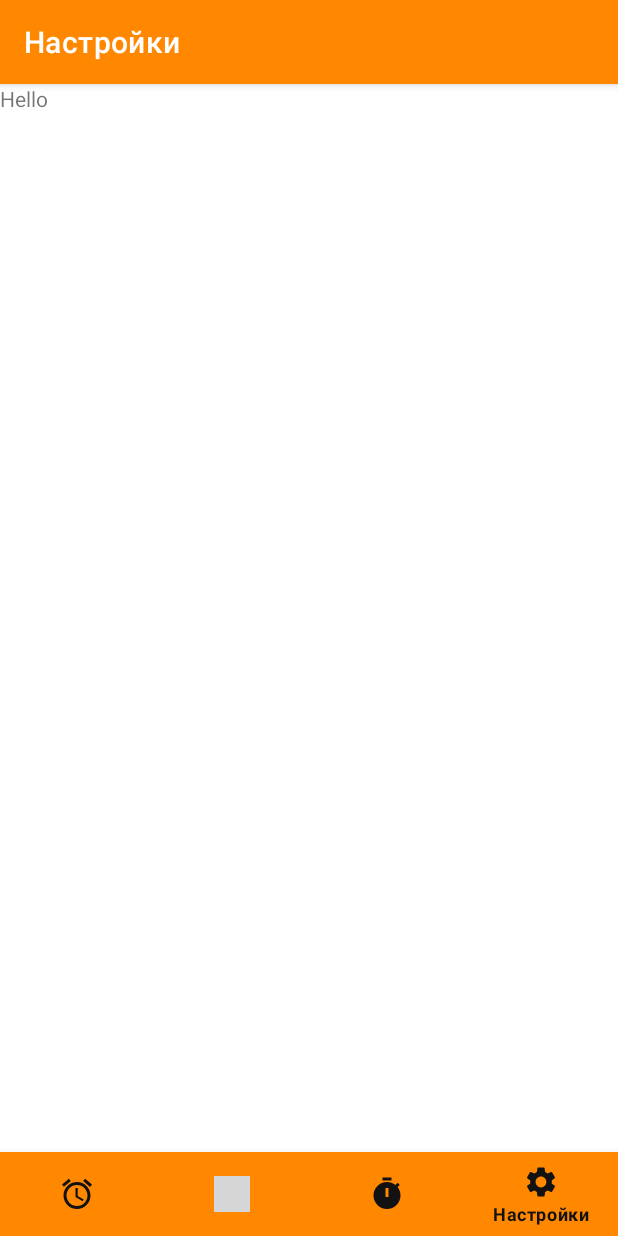
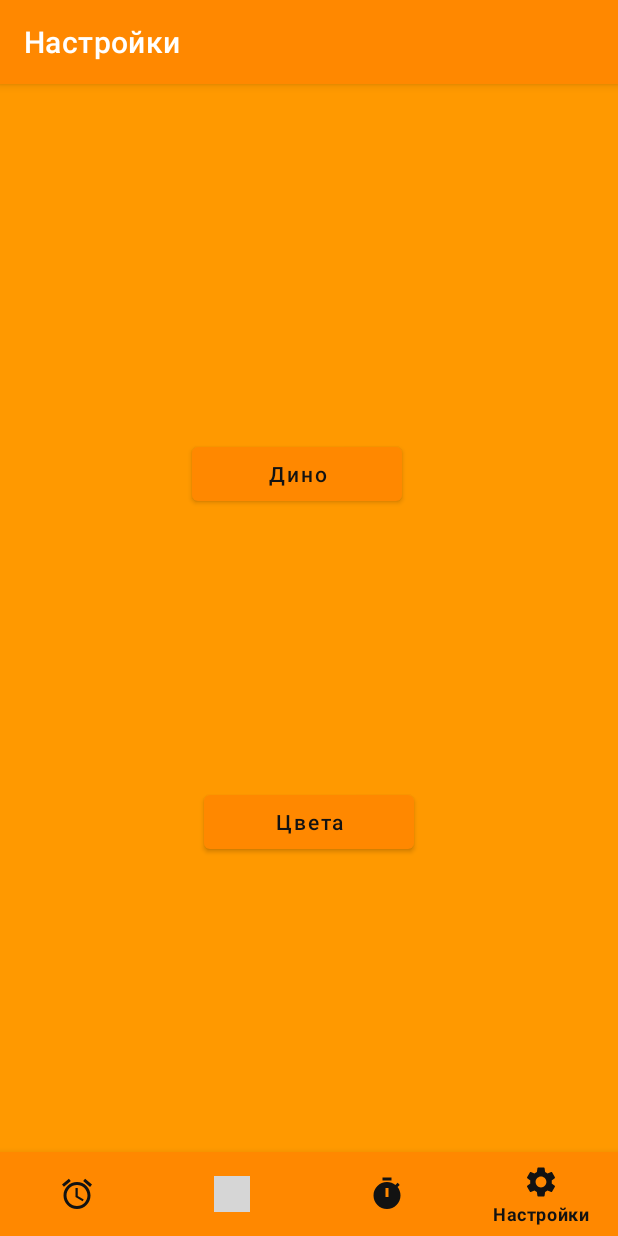
Before and after one commit to Petros607/SmartAlarm, an Android app built with Jetpack Compose: the BlankFragmentSettings screen opened through its navigation route, on a phone screen of 412 x 824 dp. Run offline under Robolectric (Android 15) with nearby library versions, the phone set to English and light mode, and no system bars; our stand-ins replace Room's generated code, navigation-ui; grey boxes are pictures that could not be loaded.

Commit message:
ВЕРСИЯ 1.2

```diff
--- a/app/src/main/java/com/example/smartalarm/BlankFragmentSettings.kt
+++ b/app/src/main/java/com/example/smartalarm/BlankFragmentSettings.kt
@@ -1,11 +1,16 @@
 package com.example.smartalarm
 
+import android.content.Intent
 import androidx.lifecycle.ViewModelProvider
 import android.os.Bundle
 import androidx.fragment.app.Fragment
 import android.view.LayoutInflater
 import android.view.View
 import android.view.ViewGroup
+import android.widget.Button
+import android.widget.ImageView
+import com.example.smartalarm.colorGame.SplashActivity
+import kotlin.random.Random
 
 class BlankFragmentSettings : Fragment() {
 
@@ -21,11 +26,24 @@ class BlankFragmentSettings : Fragment() {
     ): View? {
         return inflater.inflate(R.layout.fragment_blank_settings, container, false)
     }
+    override fun onViewCreated(view: View, savedInstanceState: Bundle?) {
+        super.onViewCreated(view, savedInstanceState)
 
+        val dino: Button = view.findViewById(R.id.button_dino)
+        val colGame: Button = view.findViewById(R.id.button_colors)
+        lateinit var intent: Intent
+        dino.setOnClickListener {
+            intent = Intent(requireContext(), DinoActivity::class.java)
+            startActivity(intent)
+        }
+        colGame.setOnClickListener {
+            intent = Intent(requireContext(), SplashActivity::class.java)
+            startActivity(intent)
+        }
+    }
     override fun onActivityCreated(savedInstanceState: Bundle?) {
         super.onActivityCreated(savedInstanceState)
         viewModel = ViewModelProvider(this).get(BlankFragmentSettingsViewModel::class.java)
-        // TODO: Use the ViewModel
     }
 
 }
--- a/app/src/main/java/com/example/smartalarm/DinoActivity.kt
+++ b/app/src/main/java/com/example/smartalarm/DinoActivity.kt
@@ -34,7 +34,7 @@ class DinoActivity : ComponentActivity() {
         fun sendData(data: String?) {
             Log.d("WebViewData", data!!)
             var value = data?.toIntOrNull()
-            if (value != null && value >= 100) {
+            if (value != null && value >= 300) {
                 (mContext as DinoActivity).finish()
             }
         }
--- a/app/src/main/java/com/example/smartalarm/colorGame/GameOverActivity.kt
+++ b/app/src/main/java/com/example/smartalarm/colorGame/GameOverActivity.kt
@@ -36,7 +36,7 @@ class GameOverActivity : AppCompatActivity(), View.OnClickListener {
         if (extras != null) {
             value = extras.getInt(Constant.CURRENT_SCORE, 0)
             if (value >= 12) {
-                t5.text = "PASSED"
+                t5.text = " ПРОЙДЕНА"
                 t5.setTextColor(Color.GREEN)
             }
             t8.text = value.toString()
--- a/app/src/main/res/layout/activity_game.xml
+++ b/app/src/main/res/layout/activity_game.xml
@@ -38,7 +38,7 @@
             android:textSize="16dp"
             android:textColor="@android:color/black"
             android:layout_toLeftOf="@+id/txtscore"
-            android:text="SCORE" />
+            android:text="ОЧКОВ" />
 
         <TextView
             android:layout_alignParentRight="true"
--- a/app/src/main/res/layout/activity_game_over.xml
+++ b/app/src/main/res/layout/activity_game_over.xml
@@ -22,7 +22,7 @@
 
             android:textSize="35dp"
             android:textColor="@android:color/black"
-            android:text="GAME" />
+            android:text="ИГРА" />
 
         <TextView
             android:id="@+id/textView5"
@@ -30,7 +30,7 @@
             android:layout_height="wrap_content"
             android:textSize="35dp"
             android:textColor="#F31D2F"
-            android:text=" OVER" />
+            android:text=" ПРОВАЛЕНА" />
     </LinearLayout>
 
     <LinearLayout android:layout_width="match_parent"
@@ -46,7 +46,7 @@
             android:layout_below="@+id/linearLayout3"
             android:layout_centerHorizontal="true"
             android:textColor="@android:color/white"
-            android:text="SCORE" />
+            android:text="ОЧКОВ" />
 
         <TextView
             android:id="@+id/textView8"
--- a/app/src/main/res/layout/fragment_blank_settings.xml
+++ b/app/src/main/res/layout/fragment_blank_settings.xml
@@ -1,13 +1,34 @@
 <?xml version="1.0" encoding="utf-8"?>
-<FrameLayout xmlns:android="http://schemas.android.com/apk/res/android"
+<androidx.constraintlayout.widget.ConstraintLayout xmlns:android="http://schemas.android.com/apk/res/android"
     xmlns:tools="http://schemas.android.com/tools"
+    xmlns:app="http://schemas.android.com/apk/res-auto"
     android:layout_width="match_parent"
     android:layout_height="match_parent"
+    android:background="@color/orange2"
+    android:orientation="vertical"
     tools:context=".BlankFragmentSettings">
 
-    <TextView
-        android:layout_width="match_parent"
-        android:layout_height="match_parent"
-        android:text="Hello" />
+    <Button
+        android:id="@+id/button_colors"
+        android:layout_width="140sp"
+        android:layout_height="48sp"
+        android:layout_marginEnd="136dp"
+        android:layout_marginBottom="252dp"
+        android:text="Цвета"
+        android:textAllCaps="false"
+        app:iconTint="@color/teal_200"
+        app:layout_constraintBottom_toBottomOf="parent"
+        app:layout_constraintEnd_toEndOf="parent" />
 
-</FrameLayout>
+    <Button
+        android:id="@+id/button_dino"
+        android:layout_width="140sp"
+        android:layout_height="48sp"
+        android:layout_marginEnd="144dp"
+        android:layout_marginBottom="484dp"
+        android:text="Дино"
+        android:textAllCaps="false"
+        app:iconTint="@color/teal_200"
+        app:layout_constraintBottom_toBottomOf="parent"
+        app:layout_constraintEnd_toEndOf="parent" />
+</androidx.constraintlayout.widget.ConstraintLayout>
```
Also changed, not shown: 1 other file.
